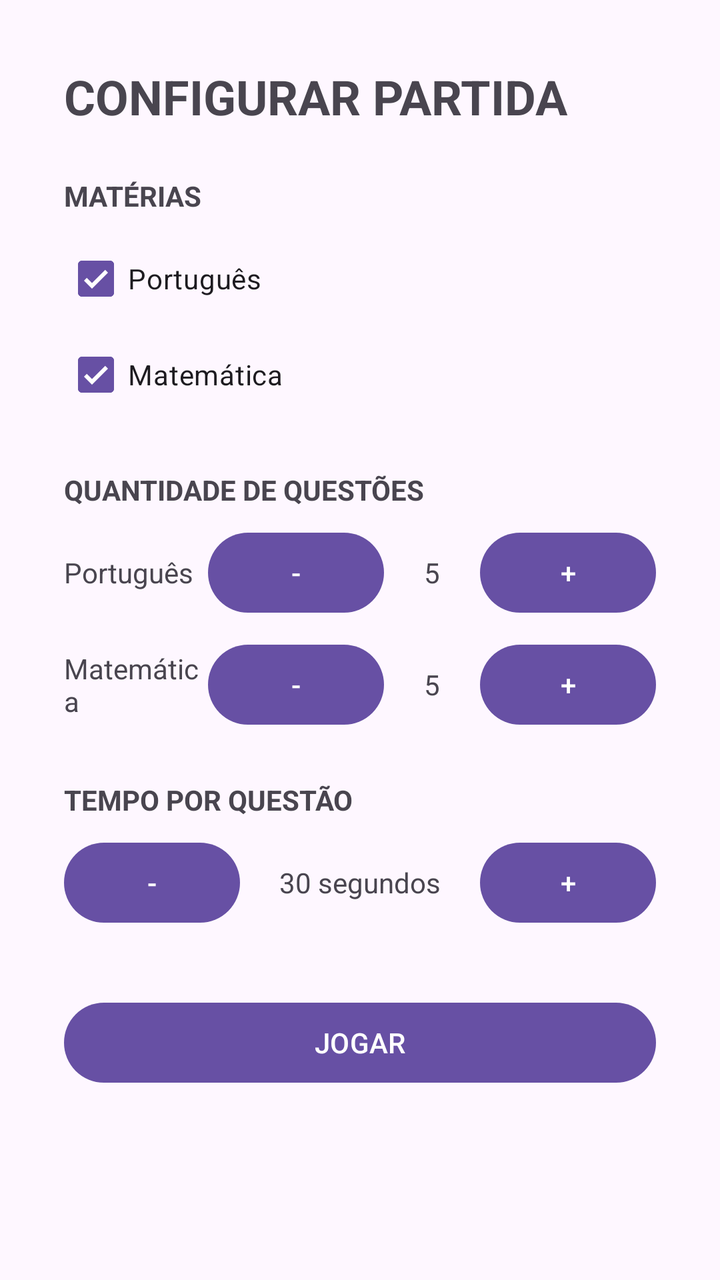
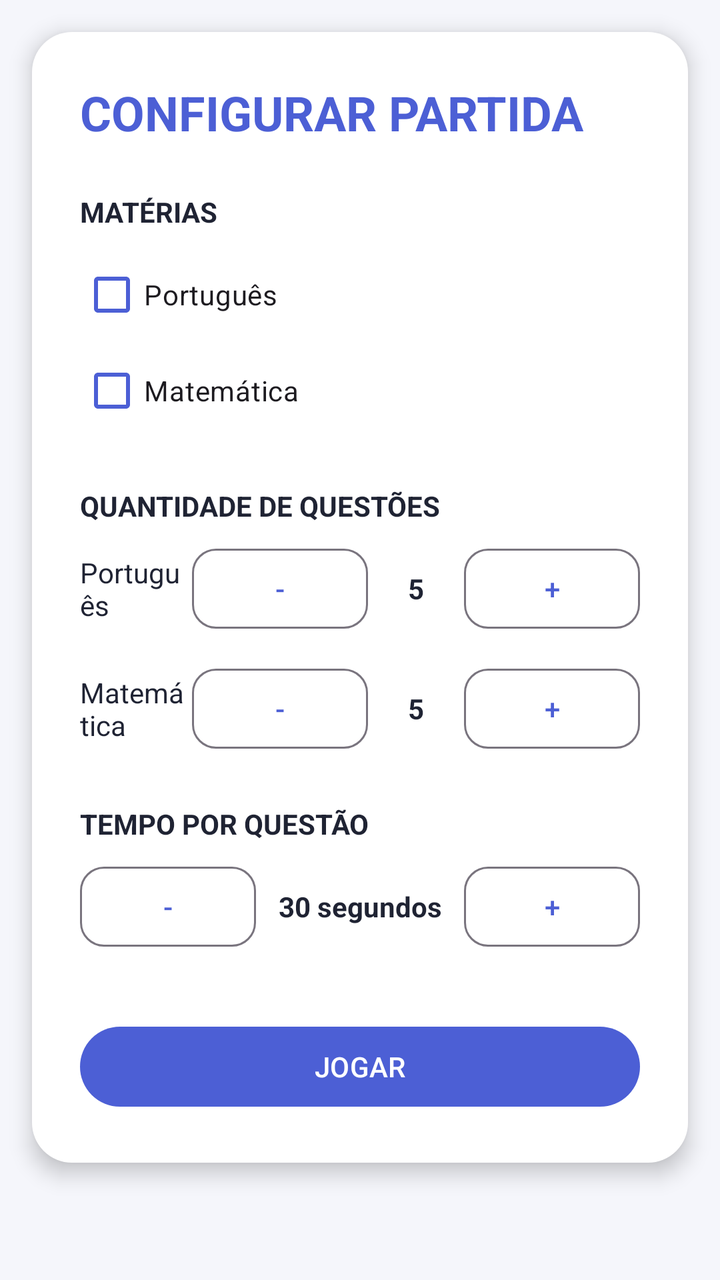

Compare the two renders of this Android layout. The source of the first and the diff that turns it into the second are given below.
<!-- AndroidManifest.xml: application theme Theme.QuizMaster -->
<!-- res/layout/activity_configuracao.xml -->
<?xml version="1.0" encoding="utf-8"?>
<ScrollView xmlns:android="http://schemas.android.com/apk/res/android"
    android:layout_width="match_parent"
    android:layout_height="match_parent">

    <LinearLayout
        android:layout_width="match_parent"
        android:layout_height="wrap_content"
        android:orientation="vertical"
        android:padding="32dp">

        <TextView
            android:layout_width="wrap_content"
            android:layout_height="wrap_content"
            android:text="@string/titulo_configuracao"
            android:textSize="24sp"
            android:textStyle="bold"
            android:layout_marginBottom="24dp" />

        <TextView
            android:layout_width="wrap_content"
            android:layout_height="wrap_content"
            android:text="@string/label_materias"
            android:textStyle="bold"
            android:layout_marginBottom="8dp" />

        <CheckBox
            android:id="@+id/check_portugues"
            android:layout_width="wrap_content"
            android:layout_height="wrap_content"
            android:text="@string/materia_portugues"
            android:checked="true" />

        <CheckBox
            android:id="@+id/check_matematica"
            android:layout_width="wrap_content"
            android:layout_height="wrap_content"
            android:text="@string/materia_matematica"
            android:checked="true"
            android:layout_marginBottom="24dp" />

        <TextView
            android:layout_width="wrap_content"
            android:layout_height="wrap_content"
            android:text="@string/label_quantidade"
            android:textStyle="bold"
            android:layout_marginBottom="8dp" />

        <LinearLayout
            android:layout_width="match_parent"
            android:layout_height="wrap_content"
            android:orientation="horizontal"
            android:gravity="center_vertical"
            android:layout_marginBottom="8dp">

            <TextView
                android:layout_width="0dp"
                android:layout_height="wrap_content"
                android:layout_weight="1"
                android:text="@string/materia_portugues" />

            <Button
                android:id="@+id/btn_menos_portugues"
                android:layout_width="wrap_content"
                android:layout_height="wrap_content"
                android:text="@string/simbolo_menos" />

            <TextView
                android:id="@+id/text_quantidade_portugues"
                android:layout_width="48dp"
                android:layout_height="wrap_content"
                android:gravity="center"
                android:text="5" />

            <Button
                android:id="@+id/btn_mais_portugues"
                android:layout_width="wrap_content"
                android:layout_height="wrap_content"
                android:text="@string/simbolo_mais" />

        </LinearLayout>

        <LinearLayout
            android:layout_width="match_parent"
            android:layout_height="wrap_content"
            android:orientation="horizontal"
            android:gravity="center_vertical"
            android:layout_marginBottom="24dp">

            <TextView
                android:layout_width="0dp"
                android:layout_height="wrap_content"
                android:layout_weight="1"
                android:text="@string/materia_matematica" />

            <Button
                android:id="@+id/btn_menos_matematica"
                android:layout_width="wrap_content"
                android:layout_height="wrap_content"
                android:text="@string/simbolo_menos" />

            <TextView
                android:id="@+id/text_quantidade_matematica"
                android:layout_width="48dp"
                android:layout_height="wrap_content"
                android:gravity="center"
                android:text="5" />

            <Button
                android:id="@+id/btn_mais_matematica"
                android:layout_width="wrap_content"
                android:layout_height="wrap_content"
                android:text="@string/simbolo_mais" />

        </LinearLayout>

        <TextView
            android:layout_width="wrap_content"
            android:layout_height="wrap_content"
            android:text="@string/label_tempo"
            android:textStyle="bold"
            android:layout_marginBottom="8dp" />

        <LinearLayout
            android:layout_width="match_parent"
            android:layout_height="wrap_content"
            android:orientation="horizontal"
            android:gravity="center_vertical"
            android:layout_marginBottom="32dp">

            <Button
                android:id="@+id/btn_menos_tempo"
                android:layout_width="wrap_content"
                android:layout_height="wrap_content"
                android:text="@string/simbolo_menos" />

            <TextView
                android:id="@+id/text_tempo"
                android:layout_width="0dp"
                android:layout_weight="1"
                android:layout_height="wrap_content"
                android:gravity="center"
                android:text="30 segundos" />

            <Button
                android:id="@+id/btn_mais_tempo"
                android:layout_width="wrap_content"
                android:layout_height="wrap_content"
                android:text="@string/simbolo_mais" />

        </LinearLayout>

        <Button
            android:id="@+id/btn_jogar"
            android:layout_width="match_parent"
            android:layout_height="wrap_content"
            android:text="@string/botao_jogar" />

    </LinearLayout>

</ScrollView>
<!-- resources referenced by this layout -->
<resources>
  <string name="botao_jogar">JOGAR</string>
  <string name="label_materias">MATÉRIAS</string>
  <string name="label_quantidade">QUANTIDADE DE QUESTÕES</string>
  <string name="label_tempo">TEMPO POR QUESTÃO</string>
  <string name="materia_matematica">Matemática</string>
  <string name="materia_portugues">Português</string>
  <string name="simbolo_mais">+</string>
  <string name="simbolo_menos">-</string>
  <string name="titulo_configuracao">CONFIGURAR PARTIDA</string>
  <style name="Theme.QuizMaster" parent="Base.Theme.QuizMaster" />
  <style name="Base.Theme.QuizMaster" parent="Theme.Material3.DayNight.NoActionBar">
          
          
      </style>
</resources>

<!-- the commit's change to res/layout/activity_configuracao.xml (unified diff, before → after) -->
@@ -1,13 +1,18 @@
 <?xml version="1.0" encoding="utf-8"?>
 <ScrollView xmlns:android="http://schemas.android.com/apk/res/android"
+    xmlns:app="http://schemas.android.com/apk/res-auto"
     android:layout_width="match_parent"
-    android:layout_height="match_parent">
+    android:layout_height="match_parent"
+    android:background="@color/color_background">
 
     <LinearLayout
         android:layout_width="match_parent"
         android:layout_height="wrap_content"
         android:orientation="vertical"
-        android:padding="32dp">
+        android:layout_margin="16dp"
+        android:background="@drawable/bg_card"
+        android:elevation="6dp"
+        android:padding="24dp">
 
         <TextView
             android:layout_width="wrap_content"
@@ -15,6 +20,7 @@
             android:text="@string/titulo_configuracao"
             android:textSize="24sp"
             android:textStyle="bold"
+            android:textColor="@color/color_primary"
             android:layout_marginBottom="24dp" />
 
         <TextView
@@ -22,12 +28,14 @@
             android:layout_height="wrap_content"
             android:text="@string/label_materias"
             android:textStyle="bold"
+            android:textColor="@color/color_on_surface"
             android:layout_marginBottom="8dp" />
 
         <CheckBox
             android:id="@+id/check_portugues"
             android:layout_width="wrap_content"
             android:layout_height="wrap_content"
+            android:buttonTint="@color/color_primary"
             android:text="@string/materia_portugues"
             android:checked="true" />
 
@@ -35,6 +43,7 @@
             android:id="@+id/check_matematica"
             android:layout_width="wrap_content"
             android:layout_height="wrap_content"
+            android:buttonTint="@color/color_primary"
             android:text="@string/materia_matematica"
             android:checked="true"
             android:layout_marginBottom="24dp" />
@@ -44,6 +53,7 @@
             android:layout_height="wrap_content"
             android:text="@string/label_quantidade"
             android:textStyle="bold"
+            android:textColor="@color/color_on_surface"
             android:layout_marginBottom="8dp" />
 
         <LinearLayout
@@ -51,18 +61,21 @@
             android:layout_height="wrap_content"
             android:orientation="horizontal"
             android:gravity="center_vertical"
-            android:layout_marginBottom="8dp">
+            android:layout_marginBottom="12dp">
 
             <TextView
                 android:layout_width="0dp"
                 android:layout_height="wrap_content"
                 android:layout_weight="1"
+                android:textColor="@color/color_on_surface"
                 android:text="@string/materia_portugues" />
 
             <Button
                 android:id="@+id/btn_menos_portugues"
+                style="@style/Widget.Material3.Button.OutlinedButton"
                 android:layout_width="wrap_content"
                 android:layout_height="wrap_content"
+                app:cornerRadius="12dp"
                 android:text="@string/simbolo_menos" />
 
             <TextView
@@ -70,12 +83,16 @@
                 android:layout_width="48dp"
                 android:layout_height="wrap_content"
                 android:gravity="center"
+                android:textStyle="bold"
+                android:textColor="@color/color_on_surface"
                 android:text="5" />
 
             <Button
                 android:id="@+id/btn_mais_portugues"
+                style="@style/Widget.Material3.Button.OutlinedButton"
                 android:layout_width="wrap_content"
                 android:layout_height="wrap_content"
+                app:cornerRadius="12dp"
                 android:text="@string/simbolo_mais" />
 
         </LinearLayout>
@@ -91,12 +108,15 @@
                 android:layout_width="0dp"
                 android:layout_height="wrap_content"
                 android:layout_weight="1"
+                android:textColor="@color/color_on_surface"
                 android:text="@string/materia_matematica" />
 
             <Button
                 android:id="@+id/btn_menos_matematica"
+                style="@style/Widget.Material3.Button.OutlinedButton"
                 android:layout_width="wrap_content"
                 android:layout_height="wrap_content"
+                app:cornerRadius="12dp"
                 android:text="@string/simbolo_menos" />
 
             <TextView
@@ -104,12 +124,16 @@
                 android:layout_width="48dp"
                 android:layout_height="wrap_content"
                 android:gravity="center"
+                android:textStyle="bold"
+                android:textColor="@color/color_on_surface"
                 android:text="5" />
 
             <Button
                 android:id="@+id/btn_mais_matematica"
+                style="@style/Widget.Material3.Button.OutlinedButton"
                 android:layout_width="wrap_content"
                 android:layout_height="wrap_content"
+                app:cornerRadius="12dp"
                 android:text="@string/simbolo_mais" />
 
         </LinearLayout>
@@ -119,6 +143,7 @@
             android:layout_height="wrap_content"
             android:text="@string/label_tempo"
             android:textStyle="bold"
+            android:textColor="@color/color_on_surface"
             android:layout_marginBottom="8dp" />
 
         <LinearLayout
@@ -130,8 +155,10 @@
 
             <Button
                 android:id="@+id/btn_menos_tempo"
+                style="@style/Widget.Material3.Button.OutlinedButton"
                 android:layout_width="wrap_content"
                 android:layout_height="wrap_content"
+                app:cornerRadius="12dp"
                 android:text="@string/simbolo_menos" />
 
             <TextView
@@ -140,12 +167,16 @@
                 android:layout_weight="1"
                 android:layout_height="wrap_content"
                 android:gravity="center"
+                android:textStyle="bold"
+                android:textColor="@color/color_on_surface"
                 android:text="30 segundos" />
 
             <Button
                 android:id="@+id/btn_mais_tempo"
+                style="@style/Widget.Material3.Button.OutlinedButton"
                 android:layout_width="wrap_content"
                 android:layout_height="wrap_content"
+                app:cornerRadius="12dp"
                 android:text="@string/simbolo_mais" />
 
         </LinearLayout>
<!-- resource entries referenced after the edit -->
@@ -1,5 +1,15 @@
 <!-- resources referenced by this layout -->
 <resources>
+  <color name="color_background">#F5F6FB</color>
+  <color name="color_on_surface">#1F2333</color>
+  <color name="color_primary">#4C5FD5</color>
+  <!-- drawable bg_card (drawable) -->
+  <?xml version="1.0" encoding="utf-8"?>
+  <shape xmlns:android="http://schemas.android.com/apk/res/android"
+      android:shape="rectangle">
+      <solid android:color="@color/color_surface" />
+      <corners android:radius="20dp" />
+  </shape>
   <string name="botao_jogar">JOGAR</string>
   <string name="label_materias">MATÉRIAS</string>
   <string name="label_quantidade">QUANTIDADE DE QUESTÕES</string>
@@ -10,9 +20,35 @@
   <string name="simbolo_menos">-</string>
   <string name="titulo_configuracao">CONFIGURAR PARTIDA</string>
   <style name="Theme.QuizMaster" parent="Base.Theme.QuizMaster" />
+  <color name="color_surface">#FFFFFF</color>
   <style name="Base.Theme.QuizMaster" parent="Theme.Material3.DayNight.NoActionBar">
-          
-          
+          <item name="colorPrimary">@color/color_primary</item>
+          <item name="colorOnPrimary">@color/color_on_primary</item>
+          <item name="colorPrimaryContainer">@color/color_primary_container</item>
+          <item name="colorOnPrimaryContainer">@color/color_on_primary_container</item>
+  
+          <item name="colorSecondary">@color/color_secondary</item>
+          <item name="colorOnSecondary">@color/color_on_secondary</item>
+  
+          <item name="android:colorBackground">@color/color_background</item>
+          <item name="colorOnBackground">@color/color_on_background</item>
+  
+          <item name="colorSurface">@color/color_surface</item>
+          <item name="colorOnSurface">@color/color_on_surface</item>
+  
+          <item name="colorError">@color/color_error</item>
+          <item name="colorOnError">@color/color_on_error</item>
+  
+          <item name="android:statusBarColor">@color/color_primary_variant</item>
       </style>
+  <color name="color_on_primary">#FFFFFF</color>
+  <color name="color_primary_container">#E4E6FB</color>
+  <color name="color_on_primary_container">#2B2F86</color>
+  <color name="color_secondary">#00BFA6</color>
+  <color name="color_on_secondary">#FFFFFF</color>
+  <color name="color_on_background">#1F2333</color>
+  <color name="color_error">#E53935</color>
+  <color name="color_on_error">#FFFFFF</color>
+  <color name="color_primary_variant">#34399B</color>
 </resources>
 
